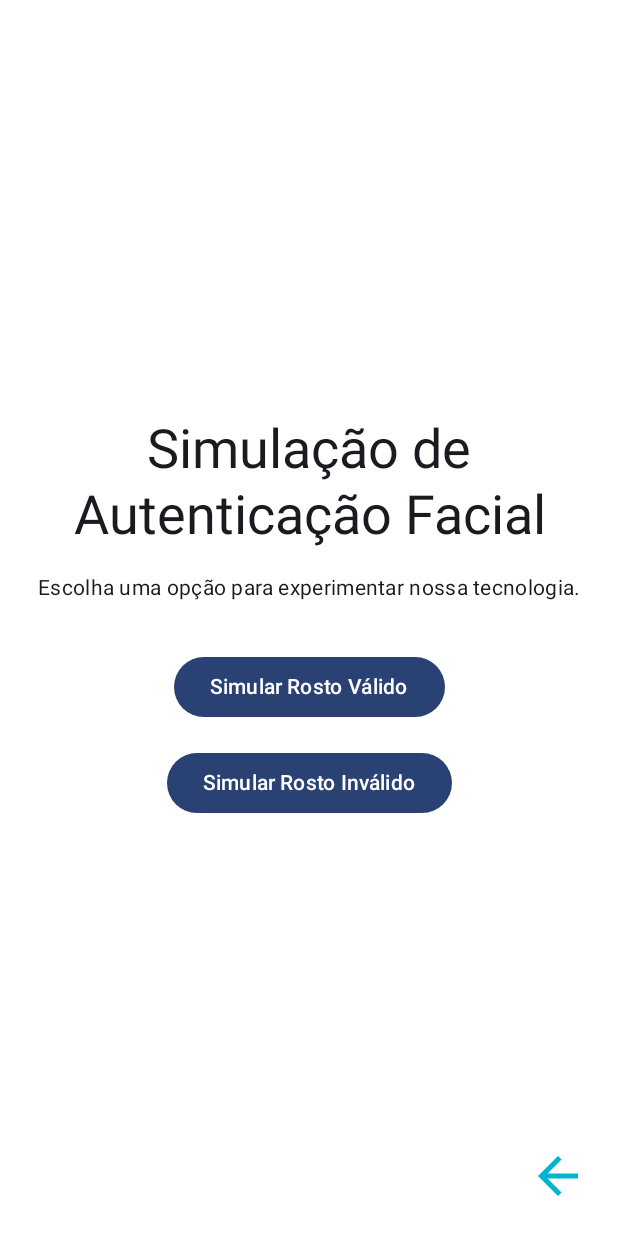
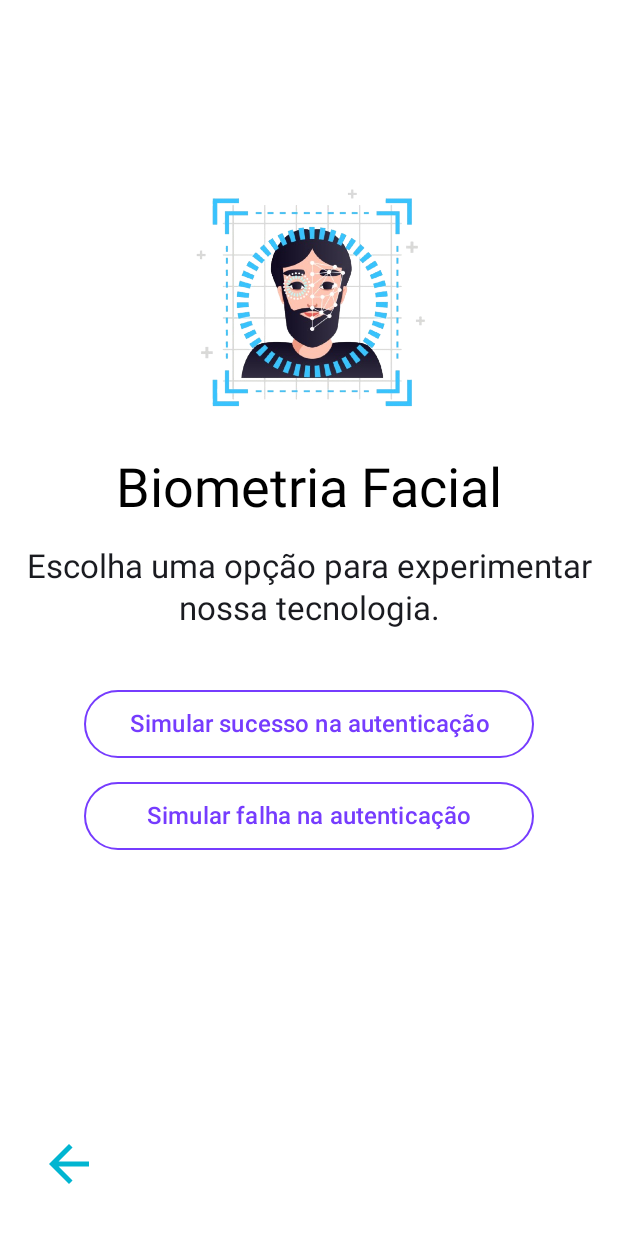
Before and after one commit to RaulAlencar/ChallengeQuod, an Android app built with Jetpack Compose: the FacialBiometricScreen screen opened through its navigation route, on a phone screen of 412 x 824 dp. Run offline under Robolectric (Android 15) with nearby library versions, the phone set to English and light mode, and no system bars.

Commit message:
Validacao e melhoria na tela de biometria facial e tambem na home

```diff
--- a/app/src/main/java/br/com/fiap/challengequod/screens/CheckScoreScreen.kt
+++ b/app/src/main/java/br/com/fiap/challengequod/screens/CheckScoreScreen.kt
@@ -82,8 +82,8 @@ fun CheckScoreScreen(navController: NavController) {
 
             // Imagem e cabeçalho
             Image(
-                painter = painterResource(id = R.drawable.score), // Referência para a sua imagem
-                contentDescription = "Imagem de um homem",
+                painter = painterResource(id = R.drawable.score),
+                contentDescription = "imagem de nivel de pontuação",
                 modifier = Modifier
                     .size(150.dp)
                     .padding(top = 20.dp)
--- a/app/src/main/java/br/com/fiap/challengequod/screens/FacialBiometricScreen.kt
+++ b/app/src/main/java/br/com/fiap/challengequod/screens/FacialBiometricScreen.kt
@@ -1,5 +1,7 @@
 package br.com.fiap.challengequod.screens
 
+import androidx.compose.foundation.BorderStroke
+import androidx.compose.foundation.Image
 import androidx.compose.foundation.background
 import androidx.compose.foundation.layout.Arrangement
 import androidx.compose.foundation.layout.Box
@@ -9,21 +11,34 @@ import androidx.compose.foundation.layout.fillMaxSize
 import androidx.compose.foundation.layout.height
 import androidx.compose.foundation.layout.padding
 import androidx.compose.foundation.layout.size
+import androidx.compose.foundation.layout.width
+import androidx.compose.foundation.shape.RoundedCornerShape
 import androidx.compose.material.icons.Icons
 import androidx.compose.material.icons.automirrored.filled.ArrowBack
 import androidx.compose.material3.Button
+import androidx.compose.material3.ButtonDefaults
 import androidx.compose.material3.Icon
 import androidx.compose.material3.IconButton
 import androidx.compose.material3.MaterialTheme
+import androidx.compose.material3.OutlinedButton
 import androidx.compose.material3.Text
 import androidx.compose.runtime.Composable
 import androidx.compose.ui.Alignment
 import androidx.compose.ui.Modifier
+import androidx.compose.ui.graphics.Color
+import androidx.compose.ui.platform.LocalContext
+import androidx.compose.ui.res.painterResource
 import androidx.compose.ui.text.style.TextAlign
+import androidx.compose.ui.tooling.preview.Preview
 import androidx.compose.ui.unit.dp
+import androidx.compose.ui.unit.sp
 import androidx.navigation.NavController
+import br.com.fiap.challengequod.R
+import br.com.fiap.challengequod.ui.theme.BlackQuod
 import br.com.fiap.challengequod.ui.theme.BlueQuod
+import br.com.fiap.challengequod.ui.theme.PurpleQuod
 import br.com.fiap.challengequod.ui.theme.WhiteQuod
+import br.com.fiap.challengequod.utils.getFailureData
 
 //import androidx.navigation.NavController
 
@@ -39,47 +54,82 @@ fun FacialBiometricScreen(navController: NavController) {
             modifier = Modifier
                 .fillMaxSize()
                 .padding(16.dp),
-            horizontalAlignment = Alignment.CenterHorizontally,
-            verticalArrangement = Arrangement.Center
+            horizontalAlignment = Alignment.CenterHorizontally
         ) {
+
+            Spacer(modifier = Modifier.height(86.dp))
+
+            // Imagem e cabeçalho
+            Image(
+                painter = painterResource(id = R.drawable.bio_facial), // Referência para a sua imagem
+                contentDescription = "Imagem de um homem",
+                modifier = Modifier
+                    .size(180.dp)
+                    .padding(top = 20.dp)
+            )
+            Spacer(modifier = Modifier.height(22.dp))
             Text(
-                text = "Simulação de Autenticação Facial",
+                text = "Biometria Facial",
                 style = MaterialTheme.typography.displaySmall,
-                textAlign = TextAlign.Center
+                color = BlackQuod
             )
             Spacer(modifier = Modifier.height(16.dp))
             Text(
                 text = "Escolha uma opção para experimentar nossa tecnologia.",
-                style = MaterialTheme.typography.bodyMedium,
+                style = MaterialTheme.typography.titleLarge,
                 textAlign = TextAlign.Center
             )
             Spacer(modifier = Modifier.height(32.dp))
 
-            //simular sucesso
-            Button(
-                onClick = {navController.navigate("biometriaFacialValidacao/true")
+            OutlinedButton(
+                onClick = {navController.navigate("biometriaFacialValidacao/true") },
+                modifier = Modifier
+                    .padding(8.dp)
+                    .width(300.dp)
+                    .height(45.dp),
+                shape = RoundedCornerShape(90.dp),
+                colors = ButtonDefaults.outlinedButtonColors(
+                    contentColor = PurpleQuod,
+                    containerColor = Color.White
+                ),
+                border = BorderStroke(1.dp, PurpleQuod)
+            ) {
+                Text(
+                    text = "Simular sucesso na autenticação",
+                    textAlign = TextAlign.Center,
+                    fontSize = 16.sp
+                )
+            }
 
-                }
+            OutlinedButton(
+                onClick = {navController.navigate("biometriaFacialValidacao/false")},
+                modifier = Modifier
+                    .padding(8.dp)
+                    .width(300.dp)
+                    .height(45.dp),
+                shape = RoundedCornerShape(90.dp),
+                colors = ButtonDefaults.outlinedButtonColors(
+                    contentColor = PurpleQuod,
+                    containerColor = Color.White
+                ),
+                border = BorderStroke(1.dp, PurpleQuod)
             ) {
-                Text("Simular Rosto Válido")
+                Text(
+                    text = "Simular falha na autenticação",
+                    textAlign = TextAlign.Center,
+                    fontSize = 16.sp
+                )
             }
-            Spacer(modifier = Modifier.height(16.dp))
 
-            //simular falha
-            Button(
-                onClick = {navController.navigate("biometriaFacialValidacao/false")
-                }
-            ) {
-                Text("Simular Rosto Inválido")
-            }
+
         }
 
         // Botão Voltar
         IconButton(
             onClick = {navController.navigate("home")},
             modifier = Modifier
-                .align(Alignment.BottomEnd)
-                .padding(16.dp)
+                .align(Alignment.BottomStart)
+                .padding(start = 22.dp, bottom = 24.dp)
         ) {
             Icon(
                 imageVector = Icons.AutoMirrored.Filled.ArrowBack,
@@ -87,7 +137,16 @@ fun FacialBiometricScreen(navController: NavController) {
                 tint = BlueQuod,
                 modifier = Modifier
                     .size(40.dp)
+
             )
         }
     }
 }
+
+// Preview para a tela FacialBiometricScreen
+@Composable
+@Preview(showBackground = true)
+fun PreviewFacialBiometricScreen() {
+    // A navegação não precisa estar configurada para o preview. Podemos passar um mock do NavController.
+    FacialBiometricScreen(navController = NavController(LocalContext.current)) // Use um NavController fictício ou mock.
+}
--- a/app/src/main/java/br/com/fiap/challengequod/screens/SimSwapScreen.kt
+++ b/app/src/main/java/br/com/fiap/challengequod/screens/SimSwapScreen.kt
@@ -88,7 +88,7 @@ fun SimSwapScreen(navController: NavController) {
             // Imagem e cabeçalho
             Image(
                 painter = painterResource(id = R.drawable.chip_sim_swap), // Referência para a sua imagem
-                contentDescription = "Imagem de um homem",
+                contentDescription = "Chip de celuar alterado",
                 modifier = Modifier
                     .size(150.dp)
                     .padding(top = 20.dp)
```
Also changed, not shown: app/src/main/java/br/com/fiap/challengequod/screens/FacialBiometricValidationScreen.kt (+54 -29 lines), app/src/main/java/br/com/fiap/challengequod/screens/IdentityValidationScreen.kt (+8 -0 lines), app/src/main/res/drawable/bio_digital.png (added), app/src/main/res/drawable/bio_facial.png (added), app/src/main/res/drawable/foto_homem.jpg (deleted), app/src/main/res/drawable/foto_mulher.jpg (deleted), app/src/main/res/drawable/homem.png (added), app/src/main/res/drawable/mulher.png (added).
